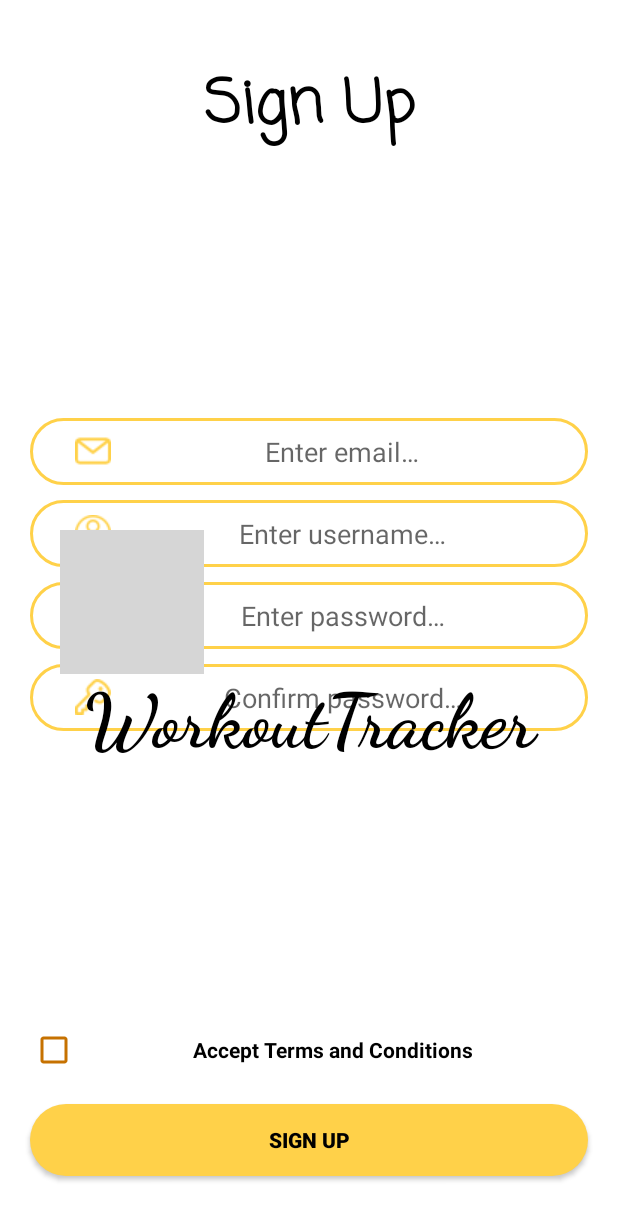
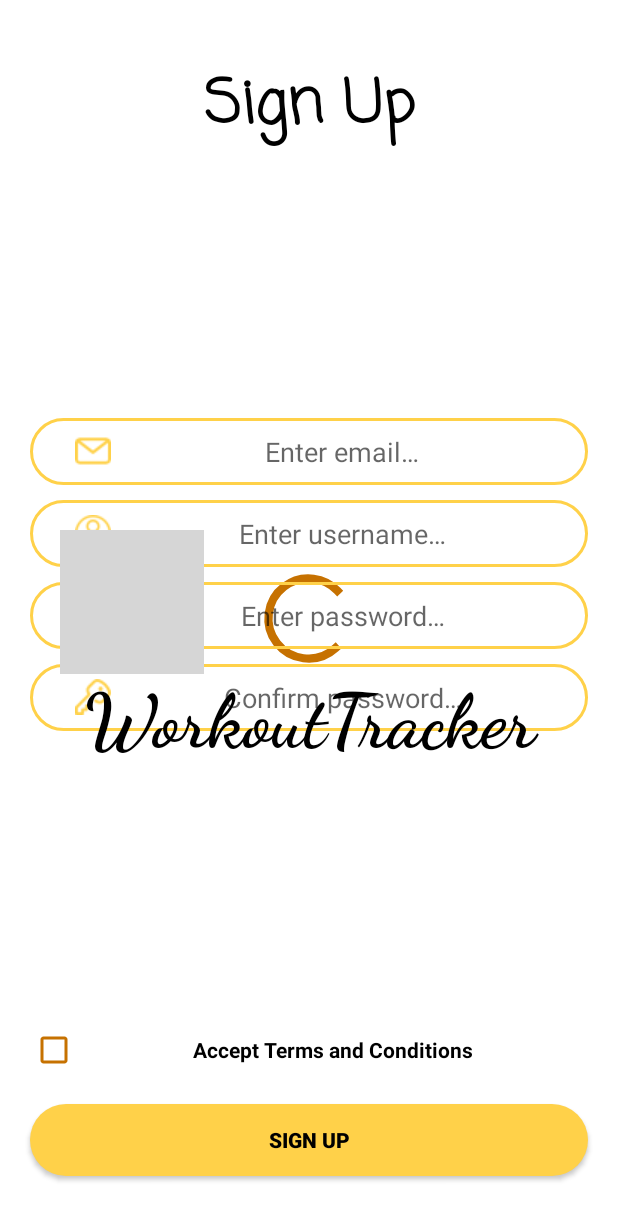
Before and after one commit to macidori98/Workout, an Android app: the fragment SignUpFragment placed in its activity, on a phone screen of 412 x 824 dp. Shown: the top 1220 px of the screen. Run offline under Robolectric (Android 15) with nearby library versions, the phone set to English and light mode, and no system bars; grey boxes are pictures that could not be loaded.

Commit message:
sign up to home bug fixed ui element added

```diff
--- a/app/src/main/java/com/example/workout/interfaces/ISignUpPresenter.java
+++ b/app/src/main/java/com/example/workout/interfaces/ISignUpPresenter.java
@@ -1,9 +1,10 @@
 package com.example.workout.interfaces;
 
+import android.content.Context;
 import android.widget.CheckBox;
 
 public interface ISignUpPresenter {
-    void handleSignUp(String email, String username, String password, String confirmPassword, CheckBox terms);
+    void handleSignUp(String email, String username, String password, String confirmPassword, CheckBox terms, Context context);
 
     void failure(int msgId);
 
--- a/app/src/main/java/com/example/workout/presenter/SignUpPresenter.java
+++ b/app/src/main/java/com/example/workout/presenter/SignUpPresenter.java
@@ -1,5 +1,6 @@
 package com.example.workout.presenter;
 
+import android.content.Context;
 import android.widget.CheckBox;
 
 import com.example.workout.R;
@@ -20,7 +21,7 @@ public class SignUpPresenter implements ISignUpPresenter {
     }
 
     @Override
-    public void handleSignUp(String email, String username, String password, String confirmPassword, CheckBox terms) {
+    public void handleSignUp(String email, String username, String password, String confirmPassword, CheckBox terms, Context context) {
         if (!terms.isChecked()) {
             this.signUpView.informUserError(R.string.check_terms);
             return;
@@ -51,7 +52,7 @@ public class SignUpPresenter implements ISignUpPresenter {
             return;
         }
 
-        FirebaseDb.getInstance().createUser(email, password, username, this);
+        FirebaseDb.getInstance().createUser(email, password, username, this, context);
     }
 
     private boolean correctUsername(String username) {
--- a/app/src/main/java/com/example/workout/util/FragmentNavigation.java
+++ b/app/src/main/java/com/example/workout/util/FragmentNavigation.java
@@ -13,6 +13,7 @@ import com.example.workout.activity.MainActivity;
 import com.example.workout.view.AddNewWorkoutFragment;
 import com.example.workout.view.HomeFragment;
 import com.example.workout.view.LoginFragment;
+import com.example.workout.view.SignUpFragment;
 
 public class FragmentNavigation extends Fragment {
     private static final Handler handler = new Handler();
@@ -80,6 +81,11 @@ public class FragmentNavigation extends Fragment {
             return;
         }
 
+        if (getCurrentFragment(iMainActivityFragmentContainer) instanceof SignUpFragment) {
+            popBackStack();
+            return;
+        }
+
         //Other cases:
         activity.moveTaskToBack(true);
     }
--- a/app/src/main/java/com/example/workout/view/SignUpFragment.java
+++ b/app/src/main/java/com/example/workout/view/SignUpFragment.java
@@ -7,6 +7,7 @@ import android.view.ViewGroup;
 import android.widget.Button;
 import android.widget.CheckBox;
 import android.widget.EditText;
+import android.widget.ProgressBar;
 
 import androidx.annotation.NonNull;
 import androidx.annotation.Nullable;
@@ -26,6 +27,7 @@ public class SignUpFragment extends Fragment implements ISignUpView {
     private CheckBox termsCheckBox;
     private Button signUpButton;
     private ISignUpPresenter signUpPresenter;
+    private ProgressBar progressBar;
 
     @Nullable
     @Override
@@ -43,28 +45,34 @@ public class SignUpFragment extends Fragment implements ISignUpView {
         this.usernameEditText = view.findViewById(R.id.signup_username_editText);
         this.termsCheckBox = view.findViewById(R.id.signup_checkbox);
         this.signUpButton = view.findViewById(R.id.signup_button);
-
+        this.progressBar = view.findViewById(R.id.progressBar);
         this.signUpPresenter = new SignUpPresenter(this);
     }
 
     private void setOnClickListeners() {
-        this.signUpButton.setOnClickListener(v -> this.signUpPresenter.handleSignUp(
-                this.emailEditText.getText().toString(),
-                this.usernameEditText.getText().toString(),
-                this.passwordEditText.getText().toString(),
-                this.confirmPasswordEditText.getText().toString(),
-                this.termsCheckBox
-        ));
+        this.signUpButton.setOnClickListener(v -> {
+            progressBar.setVisibility(View.VISIBLE);
+            this.signUpPresenter.handleSignUp(
+                    this.emailEditText.getText().toString(),
+                    this.usernameEditText.getText().toString(),
+                    this.passwordEditText.getText().toString(),
+                    this.confirmPasswordEditText.getText().toString(),
+                    this.termsCheckBox,
+                    getContext()
+            );
+        });
     }
 
     @Override
     public void informUserError(int msgId) {
+        progressBar.setVisibility(View.INVISIBLE);
         Util.makeSnackBar(getView(), msgId, Snackbar.LENGTH_SHORT, R.color.red);
     }
 
 
     @Override
     public void signUpSuccess() {
+        progressBar.setVisibility(View.INVISIBLE);
         FragmentNavigation.getInstance(getContext()).replaceFragment(new HomeFragment(), R.id.fragment_content);
         Util.makeSnackBar(getView(), R.string.sign_up_successful, Snackbar.LENGTH_SHORT, R.color.green);
     }
--- a/app/src/main/res/layout/signup_fragment.xml
+++ b/app/src/main/res/layout/signup_fragment.xml
@@ -3,6 +3,20 @@
     xmlns:app="http://schemas.android.com/apk/res-auto"
     android:layout_width="match_parent"
     android:layout_height="match_parent">
+
+    <ProgressBar
+        android:id="@+id/progressBar"
+        style="?android:attr/progressBarStyleLarge"
+        android:layout_width="match_parent"
+        android:layout_height="@dimen/dp70"
+        android:indeterminate="true"
+        android:indeterminateTint="?colorPrimaryVariant"
+        android:indeterminateTintMode="src_atop"
+        android:max="100"
+        app:layout_constraintBottom_toBottomOf="parent"
+        app:layout_constraintEnd_toEndOf="parent"
+        app:layout_constraintStart_toStartOf="parent"
+        app:layout_constraintTop_toTopOf="parent" />
 
     <TextView
         android:id="@+id/textView"
```
Also changed, not shown: app/src/main/java/com/example/workout/database/FirebaseDb.java (+12 -6 lines), app/src/main/res/drawable/logout.png (added).
